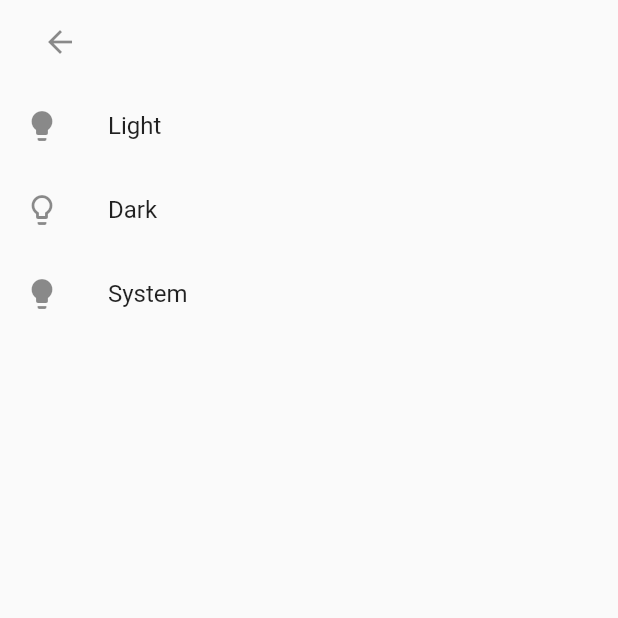
After one commit to wangchangdog/flutter_pokemon_zukan, a Flutter app: the screen it shows after launch, item 2 of the bottom bar chosen, after a tap on "Dark/Light Mode", on a phone screen of 412 x 824 dp, the top half of it. The commit adds this screen. Run offline on Flutter 3.47's test engine with Material 2 defaults, Android fonts, the phone set to English and light mode, and no system bars; network calls fail.

Commit message:
add: Darkmode

```diff
--- a/lib/main.dart
+++ b/lib/main.dart
@@ -1,5 +1,6 @@
 import 'package:flutter/material.dart';
 import 'package:flutter_pokemon_zukan/poke_list_item.dart';
+import 'package:flutter_pokemon_zukan/settings.dart';
 
 void main() {
   runApp(MyApp());
@@ -22,24 +23,38 @@ class MyApp extends StatelessWidget {
   }
 }
 
-class TopPage extends StatelessWidget {
+class TopPage extends StatefulWidget {
   TopPage({Key? key}) : super(key: key);
+  @override
+  _TopPageState createState() => _TopPageState();
+}
+
+class _TopPageState extends State<TopPage> {
+  int currentbnb = 0;
   @override
   Widget build(BuildContext context) {
     return Scaffold(
-      body: SafeArea(
-        child: ListView.builder(
-          padding: const EdgeInsets.symmetric(vertical: 4, horizontal: 16),
-          itemBuilder: (context, index) => PokeListItem(index: index),
-          itemCount: 1000,
-        )
-      ),
-      bottomNavigationBar:
-        BottomNavigationBar(
+        body: SafeArea(
+          child: IndexedStack(
+            index: currentbnb,
+            children: const [
+              PokeList(),
+              Settings(),
+              Info(),
+            ],
+          ),
+        ),
+        bottomNavigationBar: BottomNavigationBar(
+          onTap: (index) => {
+            setState(
+              () => currentbnb = index,
+            )
+          },
+          currentIndex: currentbnb,
           items: const <BottomNavigationBarItem>[
             BottomNavigationBarItem(
               icon: Icon(Icons.home),
-              label: 'home',
+              label: 'Home',
             ),
             BottomNavigationBarItem(
               icon: Icon(Icons.settings),
@@ -50,7 +65,31 @@ class TopPage extends StatelessWidget {
               label: 'Info',
             ),
           ],
-        )
+        ));
+  }
+}
+
+class PokeList extends StatelessWidget {
+  const PokeList({Key? key}) : super(key: key);
+  @override
+  Widget build(BuildContext context) {
+    return ListView.builder(
+      padding: const EdgeInsets.symmetric(vertical: 4, horizontal: 16),
+      itemCount: 1010,
+      itemBuilder: (context, index) => PokeListItem(index: index),
     );
   }
 }
+
+class Info extends StatelessWidget {
+  const Info({Key? key}) : super(key: key);
+  @override
+  Widget build(BuildContext context) {
+    return ListView(children: const [
+      ListTile(
+        leading: Icon(Icons.info),
+        title: Text('About'),
+      ),
+    ]);
+  }
+}
--- /dev/null
+++ b/lib/settings.dart
@@ -0,0 +1,95 @@
+import 'package:flutter/material.dart';
+
+class Settings extends StatelessWidget {
+  const Settings({Key? key}) : super(key: key);
+  @override
+  Widget build(BuildContext context) {
+    return ListView(children: [
+      ListTile(
+        leading: const Icon(Icons.lightbulb),
+        title: const Text('Dark/Light Mode'),
+        onTap: () => {
+          Navigator.of(context).push(MaterialPageRoute(
+            builder: (context) => const ThemeModeSelectionPage(),
+          )),
+        },
+      ),
+    ]);
+  }
+}
+
+
+class ThemeModeSelectionPage extends StatelessWidget {
+  const ThemeModeSelectionPage({Key? key}) : super(key: key);
+  @override
+  Widget build(BuildContext context) {
+    return Scaffold(
+      body: ListView(
+        children: [
+          ListTile(
+            leading: IconButton(
+                icon: const Icon(Icons.arrow_back),
+                onPressed: () => Navigator.pop(context),
+            ),
+          ),
+          ListTile(
+            leading: const Icon(Icons.lightbulb),
+            title: const Text('Light'),
+            onTap: () => {
+              Navigator.of(context).pop(),
+              ThemeModeManager.of(context).setThemeMode(ThemeMode.light) ,
+            },
+          ),
+          ListTile(
+            leading: const Icon(Icons.lightbulb_outline),
+            title: const Text('Dark'),
+            onTap: () => {
+              Navigator.of(context).pop(),
+              ThemeModeManager.of(context).setThemeMode(ThemeMode.dark),
+            },
+          ),
+          ListTile(
+            leading: const Icon(Icons.lightbulb),
+            title: const Text('System'),
+            onTap: () => {
+              Navigator.of(context).pop(),
+              ThemeModeManager.of(context).setThemeMode(ThemeMode.system),
+            },
+          ),
+        ],
+      ),
+    );
+  }
+}
+
+class ThemeModeManager extends StatefulWidget {
+  const ThemeModeManager({
+    Key? key,
+    required this.child,
+  }) : super(key: key);
+
+  final Widget child;
+
+  @override
+  _ThemeModeManagerState createState() => _ThemeModeManagerState();
+  static _ThemeModeManagerState of(BuildContext context) {
+    final _ThemeModeManagerState? result = context.findAncestorStateOfType<_ThemeModeManagerState>();
+    assert(result != null, 'No ThemeModeManager found in context');
+    return result!;
+  }
+}
+
+class _ThemeModeManagerState extends State<ThemeModeManager> {
+  ThemeMode _themeMode = ThemeMode.system;
+
+  void setThemeMode(ThemeMode themeMode) {
+    setState(() {
+      _themeMode = themeMode;
+    });
+  }
+
+  @override
+  Widget build(BuildContext context) {
+    return widget.child;
+  }
+}
```
